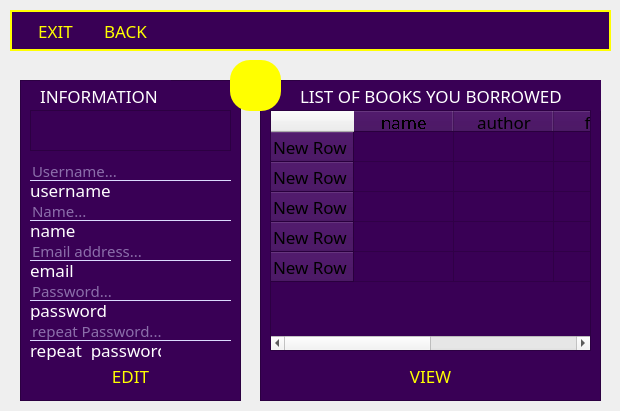
First picture: the form in profile_u.ui, repository parastoo-gholami/library, before the edit.
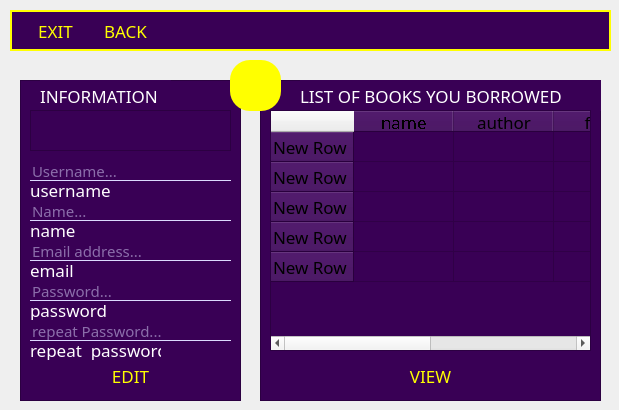
Second picture: the form after the edit. Icons and pictures are not drawn.

Commit message: admin profile (some small changes about admin)

```diff
--- a/profile_u.ui
+++ b/profile_u.ui
@@ -6,10 +6,22 @@
    <rect>
     <x>0</x>
     <y>0</y>
-    <width>620</width>
-    <height>411</height>
+    <width>619</width>
+    <height>410</height>
    </rect>
   </property>
+  <property name="minimumSize">
+   <size>
+    <width>619</width>
+    <height>410</height>
+   </size>
+  </property>
+  <property name="maximumSize">
+   <size>
+    <width>619</width>
+    <height>410</height>
+   </size>
+  </property>
   <property name="windowTitle">
    <string>Dialog</string>
   </property>
```
The commit also changes 14 other files.
